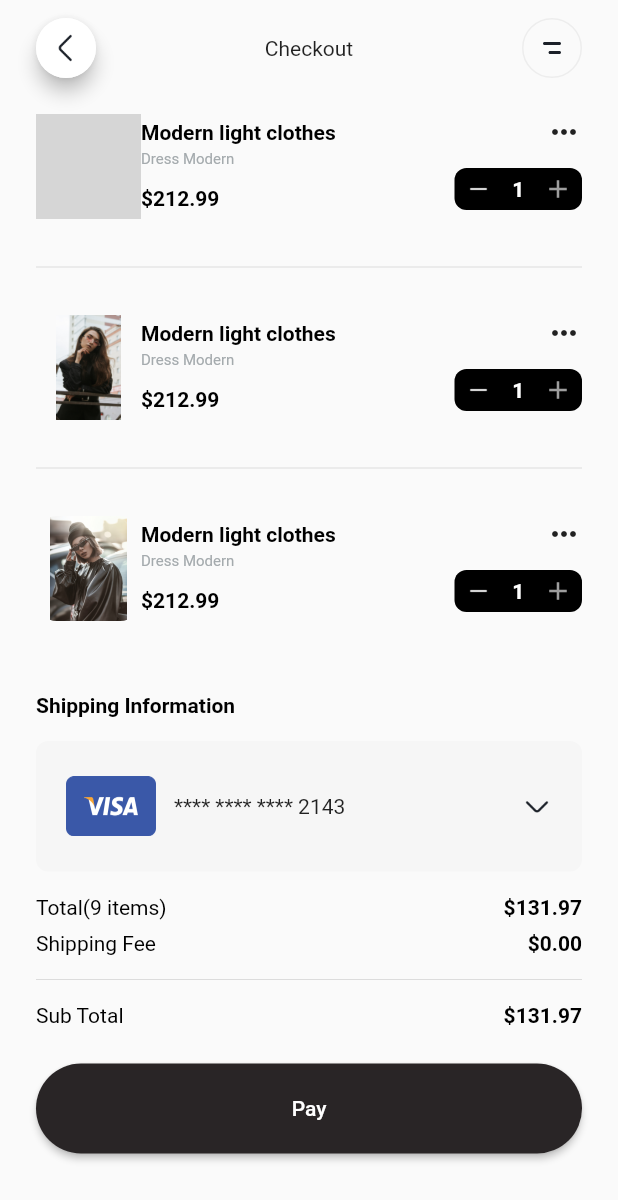
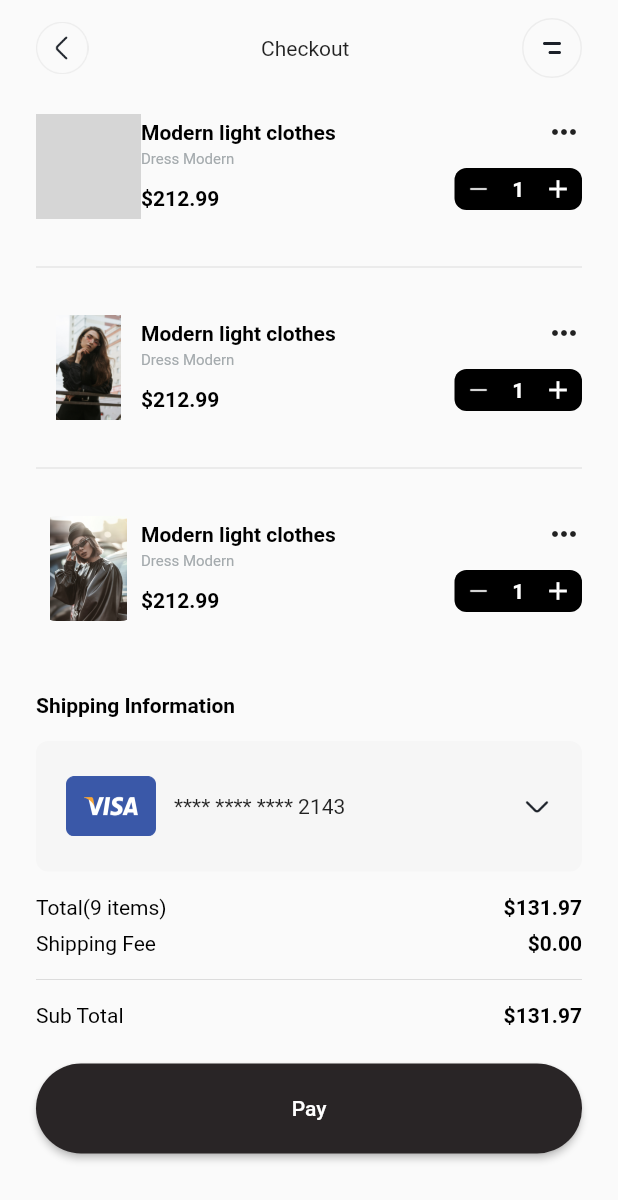
Before and after one commit to Nisha-Laniya/cloth_ui, a Flutter app: the screen it shows after launch, after a tap on an icon or button, on a phone screen of 412 x 824 dp. Shown: the top 1200 px of the screen. Run offline on Flutter 3.47's test engine with Material 2 defaults, Android fonts, the phone set to English and light mode, and no system bars; our stand-ins replace buttons_tabbar, custom_navigation_bar, flutter_rating_bar, flutter_svg, google_fonts, readmore; grey boxes are pictures that could not be loaded.

Commit message:
UI changes

```diff
--- a/lib/resources/asset_manager.dart
+++ b/lib/resources/asset_manager.dart
@@ -8,17 +8,17 @@ class ImageAssets {
   static const String cloth4 = '$IMAGE_PATH/frame4.png';
   static const String cloth5 = '$IMAGE_PATH/frame5.png';
   static const String visa = '$IMAGE_PATH/visa.png';
+  static const String clothes = '$IMAGE_PATH/clothes.png';
 }
 
 class IconAssets {
   static const String category = '$ICONS_PATH/category.svg';
-  static const String clothes = '$ICONS_PATH/clothes.png';
   static const String filter = '$ICONS_PATH/Filter.svg';
   static const String hat = '$ICONS_PATH/Hat.png';
   static const String like = '$ICONS_PATH/like.svg';
   static const String profile = '$ICONS_PATH/profile.png';
   static const String watch = '$ICONS_PATH/watch.png';
-  static const String backArrow = '$ICONS_PATH/arrowBack.png';
+  static const String backArrow = '$ICONS_PATH/back.png';
   static const String minus = '$ICONS_PATH/minus.png';
   static const String menu = '$ICONS_PATH/Menu.svg';
   static const String downArrow = '$ICONS_PATH/arrow-down.png';
--- a/lib/screens/checkout_screen.dart
+++ b/lib/screens/checkout_screen.dart
@@ -151,7 +151,7 @@ class CheckoutScreen extends StatelessWidget {
                                   ),
                                   const Icon(
                                     Icons.add,
-                                    color: ColorManager.grey,
+                                    color: ColorManager.white,
                                     size: 20,
                                   ),
                                 ],
@@ -178,21 +178,14 @@ class CheckoutScreen extends StatelessWidget {
     return Row(
       mainAxisAlignment: MainAxisAlignment.spaceBetween,
       children: [
-        Material(
-          elevation: 5,
-          shape: const CircleBorder(),
-          child: GestureDetector(
-            onTap: () {
-              Navigator.pop(context);
-            },
-            child: CircleAvatar(
-              backgroundColor: ColorManager.white,
-              child: Image.asset(
-                IconAssets.backArrow,
-                height: 24,
-              ),
+        GestureDetector(
+          onTap: () {
+            Navigator.pop(context);
+          },
+          child: Image.asset(
+              IconAssets.backArrow,
+              height: 35,
             ),
-          ),
         ),
         const Text('Checkout'),
         SvgPicture.asset(IconAssets.menu),
--- a/lib/screens/home_screen.dart
+++ b/lib/screens/home_screen.dart
@@ -18,7 +18,6 @@ class HomeScreen extends StatelessWidget {
         Provider.of<BottomNavigationProvider>(context, listen: false);
     return Scaffold(
       body: SafeArea(
-        child: SingleChildScrollView(
         child: Column(
           children: [
             buildTitle(),
@@ -28,11 +27,8 @@ class HomeScreen extends StatelessWidget {
               height: 32,
             ),
             buildGridView(),
-              const SizedBox(
-                height: 70,
-              )
+
           ],
-          ),
         ),
       ),
       floatingActionButtonLocation: FloatingActionButtonLocation.centerDocked,
@@ -89,9 +85,9 @@ class HomeScreen extends StatelessWidget {
   Padding buildGridView() {
     return Padding(
       padding: const EdgeInsets.symmetric(horizontal: 24),
+      child: SizedBox(
+        height: 520,
         child: MasonryGridView.count(
-          shrinkWrap: true,
-          physics: const NeverScrollableScrollPhysics(),
             crossAxisCount: 2,
             crossAxisSpacing: 20,
             mainAxisSpacing: 23,
@@ -158,6 +154,7 @@ class HomeScreen extends StatelessWidget {
                 ],
               );
             }),
+      ),
     );
   }
 
@@ -234,7 +231,7 @@ class HomeScreen extends StatelessWidget {
             Tab(
               text: 'Dress',
               icon: Image.asset(
-                IconAssets.clothes,
+                ImageAssets.clothes,
                 color: ColorManager.black,
               ),
             ),
```
Also changed, not shown: lib/screens/detail_screen.dart (+20 -20 lines), assets/icons/back.png, assets/icons/back.svg (deleted), assets/images/cloth1.png (deleted), assets/images/cloth2.png (deleted), assets/images/cloth3.png (deleted), assets/images/cloth4.png (deleted), assets/images/cloth5.png (deleted), assets/images/clothes.png (renamed from assets/icons/clothes.png). Lines whose indentation alone changed are shown as unchanged.
